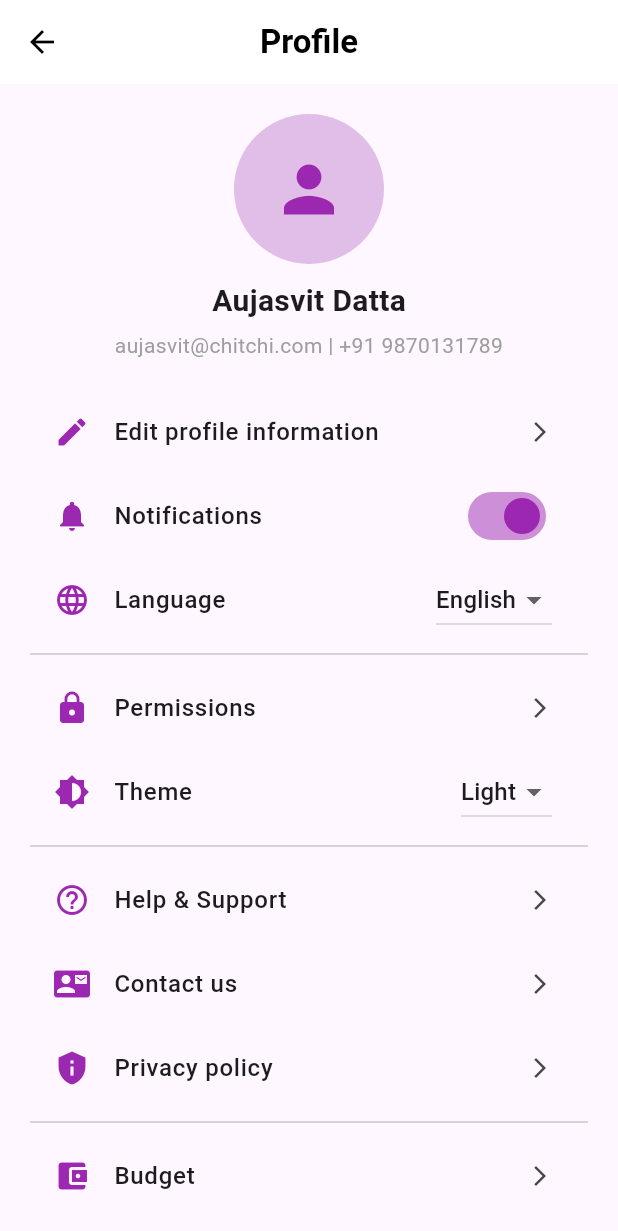
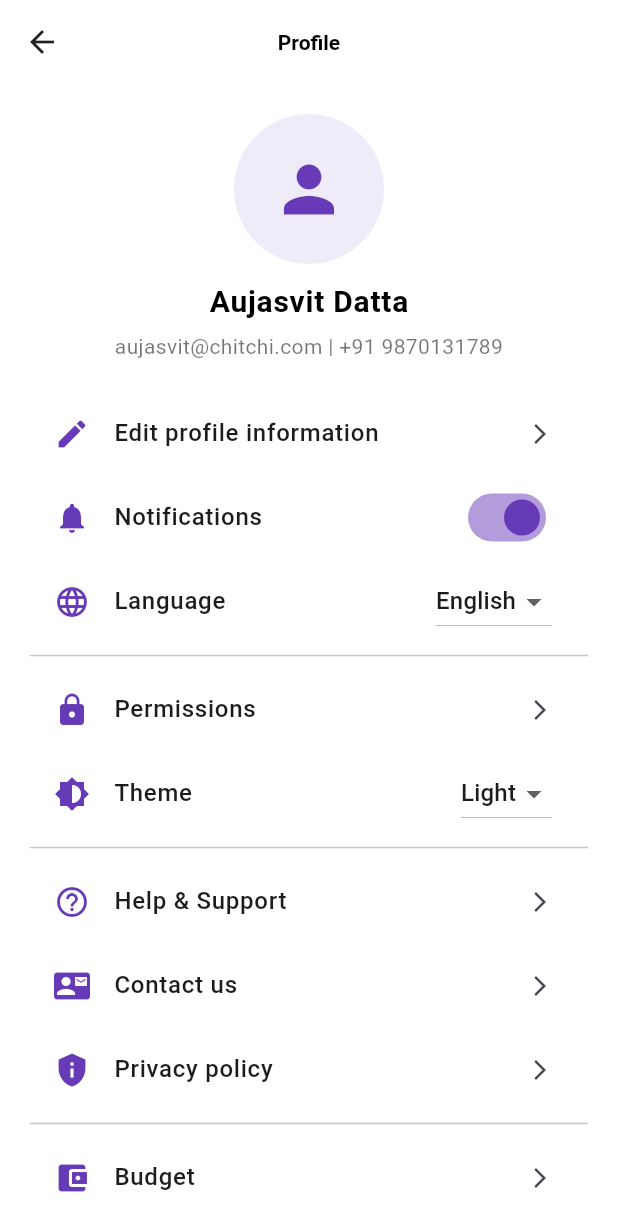
Before and after one commit to Runtime-Error-IITK/brokeo, a Flutter app: the screen it shows after launch, after a tap on the "account circle" icon, on a phone screen of 412 x 824 dp. Shown: the top 1231 px of the screen. Run offline on Flutter 3.47's test engine with Material 3 defaults, Android fonts, the phone set to English and light mode, and no system bars; our stand-ins replace google_fonts, intl_phone_field; missing offline and left inert: currency_picker.

Commit message:
Experimental Dark Mode, doesn't work well except the profiles page

```diff
--- a/lib/frontend/home_pages/home_page.dart
+++ b/lib/frontend/home_pages/home_page.dart
@@ -39,7 +39,15 @@ class _HomePageState extends State<HomePage> {
     double spentPercentage = (totalSpent / widget.budget) * 100;
 
     return Scaffold(
-      backgroundColor: Colors.white,
+      backgroundColor: Theme.of(context).scaffoldBackgroundColor,
+      appBar: AppBar(
+        backgroundColor: Theme.of(context).appBarTheme.backgroundColor,
+        iconTheme: Theme.of(context).appBarTheme.iconTheme,
+        title: Text(
+          "Home",
+          style: Theme.of(context).appBarTheme.titleTextStyle,
+        ),
+      ),
       body: SingleChildScrollView(
         child: Column(
           children: [
--- a/lib/frontend/profile_pages/profile_page.dart
+++ b/lib/frontend/profile_pages/profile_page.dart
@@ -1,28 +1,32 @@
 import 'package:flutter/material.dart';
+import 'package:provider/provider.dart'; // Import Provider
 import 'package:brokeo/frontend/profile_pages/edit_profile_page.dart';
-import 'package:brokeo/frontend/profile_pages/faqs_page.dart'; // Import FAQsPage
-import 'package:brokeo/frontend/profile_pages/privacy_policy_page.dart'; // Import PrivacyPolicyPage
-import 'package:brokeo/frontend/profile_pages/budget_page.dart'; // Import BudgetPage
+import 'package:brokeo/frontend/profile_pages/faqs_page.dart';
+import 'package:brokeo/frontend/profile_pages/privacy_policy_page.dart';
+import 'package:brokeo/frontend/profile_pages/budget_page.dart';
+import 'package:brokeo/main.dart'; // Import ThemeNotifier
 
 class ProfilePage extends StatelessWidget {
   @override
   Widget build(BuildContext context) {
     bool _notificationsEnabled = true; // State variable for notifications
-    String _selectedTheme = "Light"; // State variable for theme selection
+    // String _selectedTheme = "Light";
+    final themeNotifier = Provider.of<ThemeNotifier>(context); // Access ThemeNotifier
+    bool isDarkMode = themeNotifier.themeMode == ThemeMode.dark;
 
     return Scaffold(
       appBar: AppBar(
-        backgroundColor: Colors.white,
+        backgroundColor: Theme.of(context).appBarTheme.backgroundColor,
         elevation: 0,
         leading: IconButton(
-          icon: Icon(Icons.arrow_back, color: Colors.black),
+          icon: Icon(Icons.arrow_back, color: Theme.of(context).iconTheme.color),
           onPressed: () {
             Navigator.pop(context); // Navigate back
           },
         ),
         title: Text(
           "Profile",
-          style: TextStyle(color: Colors.black, fontWeight: FontWeight.bold),
+          style: Theme.of(context).appBarTheme.titleTextStyle,
         ),
         centerTitle: true,
       ),
@@ -37,18 +41,18 @@ class ProfilePage extends StatelessWidget {
                 children: [
                   CircleAvatar(
                     radius: 50,
-                    backgroundColor: Colors.purple[100],
-                    child: Icon(Icons.person, size: 50, color: Colors.purple),
+                    backgroundColor: Theme.of(context).primaryColor.withOpacity(0.1),
+                    child: Icon(Icons.person, size: 50, color: Theme.of(context).primaryColor),
                   ),
                   SizedBox(height: 10),
                   Text(
                     "Aujasvit Datta",
-                    style: TextStyle(fontSize: 20, fontWeight: FontWeight.bold),
+                    style: Theme.of(context).textTheme.bodyLarge?.copyWith(fontSize: 20, fontWeight: FontWeight.bold),
                   ),
                   SizedBox(height: 5),
                   Text(
                     "aujasvit@chitchi.com | +91 9870131789",
-                    style: TextStyle(fontSize: 14, color: Colors.grey),
+                    style: Theme.of(context).textTheme.bodyMedium,
                     textAlign: TextAlign.center,
                   ),
                 ],
@@ -62,7 +66,7 @@ class ProfilePage extends StatelessWidget {
                 children: [
                   // Edit Profile Option
                   ListTile(
-                    leading: Icon(Icons.edit, color: Colors.purple),
+                    leading: Icon(Icons.edit, color: Theme.of(context).primaryColor),
                     title: Text(
                       "Edit profile information",
                       style: TextStyle(fontSize: 16, fontWeight: FontWeight.w500),
@@ -78,23 +82,23 @@ class ProfilePage extends StatelessWidget {
 
                   // Notifications Toggle
                   ListTile(
-                    leading: Icon(Icons.notifications, color: Colors.purple),
+                    leading: Icon(Icons.notifications, color: Theme.of(context).primaryColor),
                     title: Text(
                       "Notifications",
                       style: TextStyle(fontSize: 16, fontWeight: FontWeight.w500),
                     ),
                     trailing: Switch(
-                      value: _notificationsEnabled,
+                      value: true,
                       onChanged: (value) {
                         // TODO: Notify backend team to configure notifications
                       },
-                      activeColor: Colors.purple,
+                      activeColor: Theme.of(context).primaryColor,
                     ),
                   ),
 
                   // Language Selector
                   ListTile(
-                    leading: Icon(Icons.language, color: Colors.purple),
+                    leading: Icon(Icons.language, color: Theme.of(context).primaryColor),
                     title: Text(
                       "Language",
                       style: TextStyle(fontSize: 16, fontWeight: FontWeight.w500),
@@ -119,7 +123,7 @@ class ProfilePage extends StatelessWidget {
                   Divider(),
                   // Permissions Section
                   ListTile(
-                    leading: Icon(Icons.lock, color: Colors.purple),
+                    leading: Icon(Icons.lock, color: Theme.of(context).primaryColor),
                     title: Text(
                       "Permissions",
                       style: TextStyle(fontSize: 16, fontWeight: FontWeight.w500),
@@ -132,13 +136,13 @@ class ProfilePage extends StatelessWidget {
 
                   // Theme Selector
                   ListTile(
-                    leading: Icon(Icons.brightness_6, color: Colors.purple),
+                    leading: Icon(Icons.brightness_6, color: Theme.of(context).primaryColor),
                     title: Text(
                       "Theme",
                       style: TextStyle(fontSize: 16, fontWeight: FontWeight.w500),
                     ),
                     trailing: DropdownButton<String>(
-                      value: _selectedTheme,
+                      value: isDarkMode ? "Dark" : "Light",
                       items: [
                         DropdownMenuItem(
                           value: "Light",
@@ -150,7 +154,11 @@ class ProfilePage extends StatelessWidget {
                         ),
                       ],
                       onChanged: (value) {
-                        // TODO: Apply theme change
+                        if (value == "Light") {
+                          themeNotifier.toggleTheme(); // Switch to light mode
+                        } else if (value == "Dark") {
+                          themeNotifier.toggleTheme(); // Switch to dark mode
+                        }
                       },
                     ),
                   ),
@@ -159,7 +167,7 @@ class ProfilePage extends StatelessWidget {
 
                   // Help & Support
                   ListTile(
-                    leading: Icon(Icons.help_outline, color: Colors.purple),
+                    leading: Icon(Icons.help_outline, color: Theme.of(context).primaryColor),
                     title: Text(
                       "Help & Support",
                       style: TextStyle(fontSize: 16, fontWeight: FontWeight.w500),
@@ -175,7 +183,7 @@ class ProfilePage extends StatelessWidget {
 
                   // Contact Us
                   ListTile(
-                    leading: Icon(Icons.contact_mail, color: Colors.purple),
+                    leading: Icon(Icons.contact_mail, color: Theme.of(context).primaryColor),
                     title: Text(
                       "Contact us",
                       style: TextStyle(fontSize: 16, fontWeight: FontWeight.w500),
@@ -239,7 +247,7 @@ class ProfilePage extends StatelessWidget {
 
                   // Privacy Policy
                   ListTile(
-                    leading: Icon(Icons.privacy_tip, color: Colors.purple),
+                    leading: Icon(Icons.privacy_tip, color: Theme.of(context).primaryColor),
                     title: Text(
                       "Privacy policy",
                       style: TextStyle(fontSize: 16, fontWeight: FontWeight.w500),
@@ -280,7 +288,7 @@ class ProfilePage extends StatelessWidget {
       required Widget trailing,
       VoidCallback? onTap}) {
     return ListTile(
-      leading: Icon(icon, color: Colors.purple),
+      leading: Icon(icon, color: Theme.of(context).primaryColor),
       title: Text(
         title,
         style: TextStyle(fontSize: 16, fontWeight: FontWeight.w500),
--- a/lib/main.dart
+++ b/lib/main.dart
@@ -1,142 +1,68 @@
-import 'package:brokeo/frontend/home_pages/home_page.dart';
-import 'package:brokeo/frontend/login_pages/login_page1.dart';
-import 'package:brokeo/frontend/transactions_pages/categories_page.dart';
-// import 'package:brokeo/frontend/login_pages/login_page1.dart';
-// import 'package:brokeo/frontend/home_pages/home_page.dart';
-// import 'package:brokeo/frontend/transactions_pages/categories_page.dart';
-// import 'package:brokeo/frontend/login_pages/login_page1.dart';
-// import 'package:brokeo/frontend/login_pages/login_page3.dart';
 import 'package:flutter/material.dart';
+import 'package:provider/provider.dart';
+import 'frontend/home_pages/home_page.dart';
 
 void main() {
-  runApp(MyApp());
+  runApp(
+    ChangeNotifierProvider(
+      create: (_) => ThemeNotifier(),
+      child: MyApp(),
+    ),
+  );
 }
 
 class MyApp extends StatelessWidget {
   @override
   Widget build(BuildContext context) {
+    final themeNotifier = Provider.of<ThemeNotifier>(context);
+
     return MaterialApp(
-      debugShowCheckedModeBanner: false,  // Remove debug banner
-      home: HomePage(name: "Darshan", budget: 5000,),  // Set LoginPage1 as the home page
+      debugShowCheckedModeBanner: false,
+      theme: themeNotifier.lightTheme,
+      darkTheme: themeNotifier.darkTheme,
+      themeMode: themeNotifier.themeMode, // Toggle between light and dark
+      home: HomePage(name: "Darshan", budget: 5000),
     );
   }
 }
-// class MyApp extends StatelessWidget {
-//   const MyApp({super.key});
 
-//   // This widget is the root of your application.
-//   @override
-//   Widget build(BuildContext context) {
-//     return MaterialApp(
-//       title: 'Flutter Demo',
-//       theme: ThemeData(
-//         // This is the theme of your application.
-//         //
-//         // TRY THIS: Try running your application with "flutter run". You'll see
-//         // the application has a purple toolbar. Then, without quitting the app,
-//         // try changing the seedColor in the colorScheme below to Colors.green
-//         // and then invoke "hot reload" (save your changes or press the "hot
-//         // reload" button in a Flutter-supported IDE, or press "r" if you used
-//         // the command line to start the app).
-//         //
-//         // Notice that the counter didn't reset back to zero; the application
-//         // state is not lost during the reload. To reset the state, use hot
-//         // restart instead.
-//         //
-//         // This works for code too, not just values: Most code changes can be
-//         // tested with just a hot reload.
-//         colorScheme: ColorScheme.fromSeed(seedColor: Colors.deepPurple),
-//         useMaterial3: true,
-//       ),
-//       home: const MyHomePage(title: 'Flutter Demo Home Page'),
-//     );
-//   }
-// }
+class ThemeNotifier extends ChangeNotifier {
+  ThemeMode _themeMode = ThemeMode.light;
 
-// class MyHomePage extends StatefulWidget {
-//   const MyHomePage({super.key, required this.title});
+  ThemeMode get themeMode => _themeMode;
 
-//   // This widget is the home page of your application. It is stateful, meaning
-//   // that it has a State object (defined below) that contains fields that affect
-//   // how it looks.
+  final ThemeData lightTheme = ThemeData(
+    brightness: Brightness.light,
+    primaryColor: Colors.deepPurple,
+    scaffoldBackgroundColor: Colors.white,
+    appBarTheme: AppBarTheme(
+      backgroundColor: Colors.white,
+      iconTheme: IconThemeData(color: Colors.black),
+      titleTextStyle: TextStyle(color: Colors.black, fontWeight: FontWeight.bold),
+    ),
+    textTheme: TextTheme(
+      bodyLarge: TextStyle(color: Colors.black),
+      bodyMedium: TextStyle(color: Colors.black54),
+    ),
+  );
 
-//   // This class is the configuration for the state. It holds the values (in this
-//   // case the title) provided by the parent (in this case the App widget) and
-//   // used by the build method of the State. Fields in a Widget subclass are
-//   // always marked "final".
+  final ThemeData darkTheme = ThemeData(
+    brightness: Brightness.dark,
+    primaryColor: Colors.deepPurple,
+    scaffoldBackgroundColor: Colors.black,
+    appBarTheme: AppBarTheme(
+      backgroundColor: Colors.black,
+      iconTheme: IconThemeData(color: Colors.white),
+      titleTextStyle: TextStyle(color: Colors.white, fontWeight: FontWeight.bold),
+    ),
+    textTheme: TextTheme(
+      bodyLarge: TextStyle(color: Colors.white),
+      bodyMedium: TextStyle(color: Colors.white70),
+    ),
+  );
 
-//   final String title;
-
-//   @override
-//   State<MyHomePage> createState() => _MyHomePageState();
-// }
-
-// class _MyHomePageState extends State<MyHomePage> {
-//   int _counter = 0;
-
-//   void _incrementCounter() {
-//     setState(() {
-//       // This call to setState tells the Flutter framework that something has
-//       // changed in this State, which causes it to rerun the build method below
-//       // so that the display can reflect the updated values. If we changed
-//       // _counter without calling setState(), then the build method would not be
-//       // called again, and so nothing would appear to happen.
-//       _counter++;
-//     });
-//   }
-
-//   @override
-//   Widget build(BuildContext context) {
-//     // This method is rerun every time setState is called, for instance as done
-//     // by the _incrementCounter method above.
-//     //
-//     // The Flutter framework has been optimized to make rerunning build methods
-//     // fast, so that you can just rebuild anything that needs updating rather
-//     // than having to individually change instances of widgets.
-//     return Scaffold(
-//       appBar: AppBar(
-//         // TRY THIS: Try changing the color here to a specific color (to
-//         // Colors.amber, perhaps?) and trigger a hot reload to see the AppBar
-//         // change color while the other colors stay the same.
-//         backgroundColor: Theme.of(context).colorScheme.inversePrimary,
-//         // Here we take the value from the MyHomePage object that was created by
-//         // the App.build method, and use it to set our appbar title.
-//         title: Text(widget.title),
-//       ),
-//       body: Center(
-//         // Center is a layout widget. It takes a single child and positions it
-//         // in the middle of the parent.
-//         child: Column(
-//           // Column is also a layout widget. It takes a list of children and
-//           // arranges them vertically. By default, it sizes itself to fit its
-//           // children horizontally, and tries to be as tall as its parent.
-//           //
-//           // Column has various properties to control how it sizes itself and
-//           // how it positions its children. Here we use mainAxisAlignment to
-//           // center the children vertically; the main axis here is the vertical
-//           // axis because Columns are vertical (the cross axis would be
-//           // horizontal).
-//           //
-//           // TRY THIS: Invoke "debug painting" (choose the "Toggle Debug Paint"
-//           // action in the IDE, or press "p" in the console), to see the
-//           // wireframe for each widget.
-//           mainAxisAlignment: MainAxisAlignment.center,
-//           children: <Widget>[
-//             const Text(
-//               'You have pushed the button this many times:',
-//             ),
-//             Text(
-//               '$_counter',
-//               style: Theme.of(context).textTheme.headlineMedium,
-//             ),
-//           ],
-//         ),
-//       ),
-//       floatingActionButton: FloatingActionButton(
-//         onPressed: _incrementCounter,
-//         tooltip: 'Increment',
-//         child: const Icon(Icons.add),
-//       ), // This trailing comma makes auto-formatting nicer for build methods.
-//     );
-//   }
-// }
+  void toggleTheme() {
+    _themeMode = _themeMode == ThemeMode.light ? ThemeMode.dark : ThemeMode.light;
+    notifyListeners();
+  }
+}
--- a/pubspec.yaml
+++ b/pubspec.yaml
@@ -30,7 +30,7 @@ environment:
 dependencies:
   flutter:
     sdk: flutter
-
+  provider: ^6.0.5
   # The following adds the Cupertino Icons font to your application.
   # Use with the CupertinoIcons class for iOS style icons.
   cupertino_icons: ^1.0.8
```
Also changed, not shown: pubspec.lock, 4 other files.
